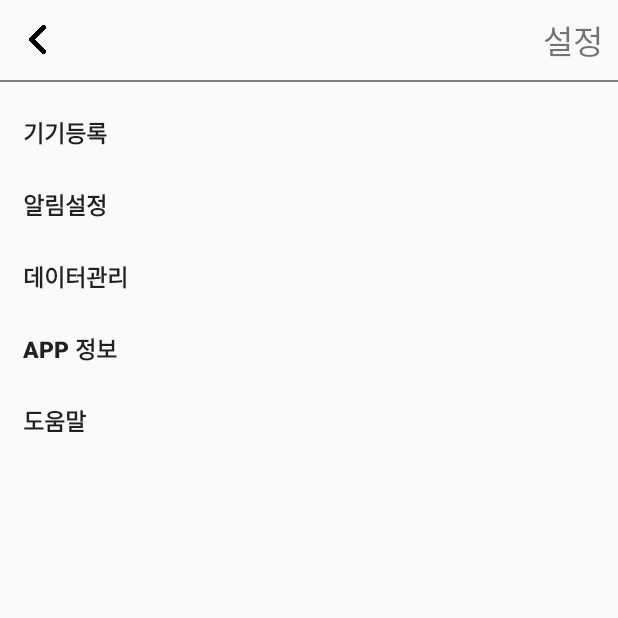
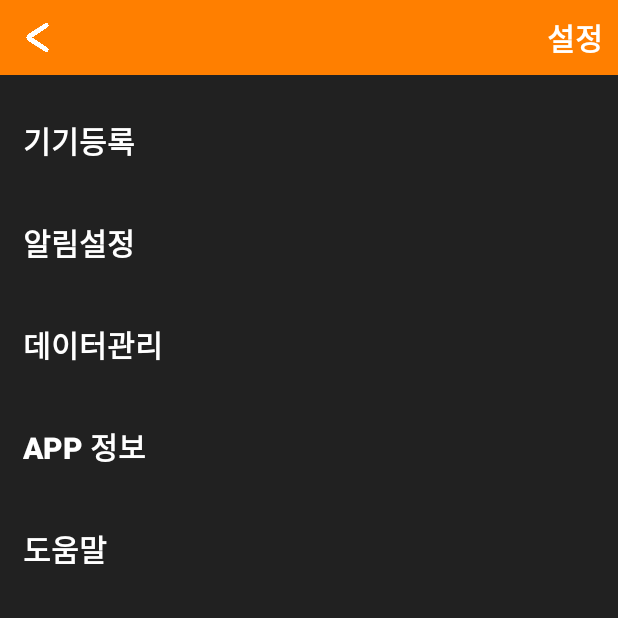
Before and after one commit to kkr970/SSS, an Android app: the SettingsActivity screen opened directly, with no data from a screen before it, on a phone screen of 412 x 824 dp, the top half of it. Run offline under Robolectric (Android 15) with nearby library versions, the phone set to English and light mode, and no system bars.

Commit message:
UI_Settings,SideBar

```diff
--- a/app/build.gradle
+++ b/app/build.gradle
@@ -48,4 +48,5 @@ dependencies {
     implementation 'com.google.android.gms:play-services-maps:17.0.1'
 
     implementation 'org.tensorflow:tensorflow-lite:+'
+
 }
--- a/app/src/main/res/layout/activity_settings.xml
+++ b/app/src/main/res/layout/activity_settings.xml
@@ -2,13 +2,15 @@
 <LinearLayout xmlns:android="http://schemas.android.com/apk/res/android"
     android:layout_width="match_parent"
     android:layout_height="match_parent"
-    android:orientation="vertical">
+    android:orientation="vertical"
+    android:background="#212121">
     <LinearLayout
         android:layout_width="match_parent"
         android:layout_height="wrap_content"
         android:orientation="horizontal"
         android:padding="10dp"
-        android:gravity="center">
+        android:gravity="center"
+        android:background="#ff7f00">
         <ImageButton
             android:id="@+id/backBtn"
             android:layout_width="30dp"
@@ -25,13 +27,11 @@
             android:layout_width="wrap_content"
             android:layout_height="wrap_content"
             android:text="설정"
+            android:textColor="@color/white"
             android:textAlignment="center"
-            android:textSize="22dp" />
+            android:textSize="20dp"
+            android:textStyle="bold"/>
     </LinearLayout>
-    <LinearLayout
-        android:layout_width="match_parent"
-        android:layout_height="1dp"
-        android:background="#808080"/>
     <LinearLayout
         android:layout_width="match_parent"
         android:layout_height="match_parent"
@@ -42,41 +42,51 @@
             android:layout_width="match_parent"
             android:layout_height="wrap_content"
             android:text="기기등록"
+            android:textColor="@color/white"
             android:background="@android:color/transparent"
             android:textAlignment="textStart"
-            android:textSize="15dp"
-            android:textStyle="bold"/>
+            android:textSize="20dp"
+            android:textStyle="bold"
+            android:layout_marginVertical="10dp"/>
         <Button
             android:layout_width="match_parent"
             android:layout_height="wrap_content"
             android:text="알림설정"
+            android:textColor="@color/white"
             android:background="@android:color/transparent"
             android:textAlignment="textStart"
-            android:textSize="15dp"
-            android:textStyle="bold"/>
+            android:textSize="20dp"
+            android:textStyle="bold"
+            android:layout_marginVertical="10dp"/>
         <Button
             android:layout_width="match_parent"
             android:layout_height="wrap_content"
             android:text="데이터관리"
+            android:textColor="@color/white"
             android:background="@android:color/transparent"
             android:textAlignment="textStart"
-            android:textSize="15dp"
-            android:textStyle="bold"/>
+            android:textSize="20dp"
+            android:textStyle="bold"
+            android:layout_marginVertical="10dp"/>
         <Button
             android:layout_width="match_parent"
             android:layout_height="wrap_content"
             android:text="App 정보"
+            android:textColor="@color/white"
             android:background="@android:color/transparent"
             android:textAlignment="textStart"
-            android:textSize="15dp"
-            android:textStyle="bold"/>
+            android:textSize="20dp"
+            android:textStyle="bold"
+            android:layout_marginVertical="10dp"/>
         <Button
             android:layout_width="match_parent"
             android:layout_height="wrap_content"
             android:text="도움말"
+            android:textColor="@color/white"
             android:background="@android:color/transparent"
             android:textAlignment="textStart"
-            android:textSize="15dp"
-            android:textStyle="bold"/>
+            android:textSize="20dp"
+            android:textStyle="bold"
+            android:layout_marginVertical="10dp"/>
     </LinearLayout>
 </LinearLayout>
```
Also changed, not shown: app/src/main/java/com/example/sss/MapActivity.java (+61 -0 lines), app/src/main/res/layout/activity_map.xml (+30 -26 lines), app/src/main/res/layout/activity_sidebar.xml (added, +39 -0 lines), app/src/main/res/drawable/left_arrow.png, app/src/main/res/drawable/menu.png, app/src/main/res/drawable/right_arrow.png.
